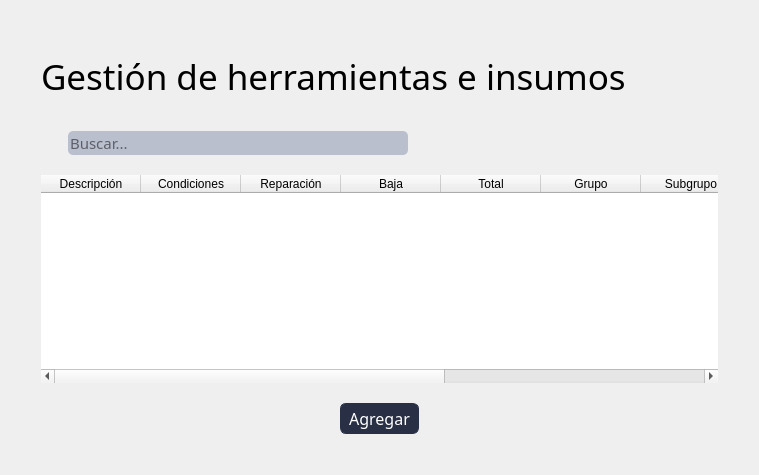
Before: the Qt Designer form blustock/ui/screens_uis/stock.ui in MaxAPBusiness/Blustock, drawn with Qt 5.
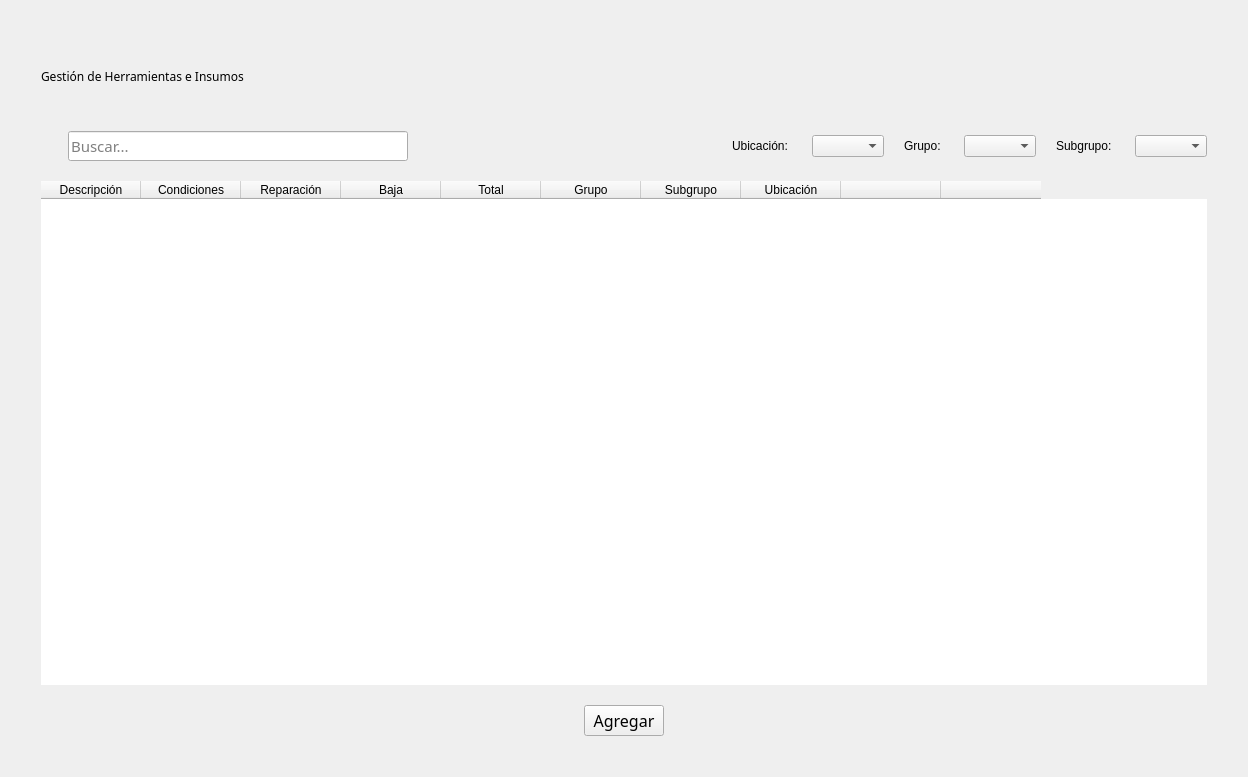
After: the same form once the commit is applied. Icons and pictures are not drawn.

Patch:
```diff
--- a/blustock/ui/screens_uis/stock.ui
+++ b/blustock/ui/screens_uis/stock.ui
@@ -6,142 +6,15 @@
    <rect>
     <x>0</x>
     <y>0</y>
-    <width>759</width>
-    <height>475</height>
+    <width>1248</width>
+    <height>777</height>
    </rect>
   </property>
   <property name="windowTitle">
    <string>Form</string>
   </property>
   <property name="styleSheet">
-   <string notr="true">*{
-    font-family: 'Oswald', sans-serif;
-    font-weight: 400;
-}
-
-QMenuBar{
-    background-color: #293045;
-    padding: 0;    
-    font-size: 14px;
-    color:white;
-}
-
-QMenuBar:item{
-    padding: 17px;
-    border-radius: 10px;
-
-}
-
-QMenuBar:item:selected{
-    background-color: #768AC5;
-    color:black;
-    border-radius: 5px;
-    margin: 10px;
-    
-    
-
-}
-
-QMenu{
-    background-color: #293045;
-
-    color: white;
-}
-
-QMenu:item{
-    padding: 5px;
-    border-radius: 5px;
-}
-
-QMenu:item:selected{
-    background-color: #768AC5;
-    color:white;
-
-}
-Qmenu#icon{
-   icon:size 40px; 
-    
-}
-
-
-QRadioButton:indicator{
-    border-style: solid;
-    border-color:  #293045;
-    border-radius: 6%;
-    border-width:  2px;
-    background-color: #BABFCE;
-}
-QRadioButton::indicator:checked{
-    background-color: #768AC5;
-}
-
-#label{
-    font-size: 35px;
-}
-
-#usuariosLabel{
-    font-size: 14px;
-}
-
-#contraseALabel{
-    font-size: 14px;
-}
-
-#usuariosLineEdit{
-    width: 170px;
-    height: 20px;
-    border-radius: 10px;
-}
-
-#passwordLineEdit{
-    width: 170px;
-    height: 20px;
-    border-radius: 10px;
-}
-
-#labelprofesores{
-    font-size: 26px;
-}
-
-QLineEdit{
-    border-radius: 5px;
-    background-color: #BABFCE;
-    
-}
-
-#title{
-    width: 100px;
-    height: 200px;
-}
-
-
-
-QPushButton{
-    border-color:#293045;
-    border-style: solid;
-    border-width: 1px;
-    border-radius: 6px;
-    background-color: #293045;
-    color:#ffffff;
-    padding: 3px 8px;
-
-}
-QPushButton:hover{
-    background-color:#768AC5;
-    color:#293045;
-}
-QPushButton:pressed {
-    background-color: #293045;
-
-}
-
-#pushButton_5{
-    padding: 10px;
-    background-color: #768AC5;
-    border-radius: 15%;
-}
-
-</string>
+   <string notr="true"/>
   </property>
   <layout class="QHBoxLayout" name="horizontalLayout_3">
    <item>
@@ -183,7 +56,7 @@
         </font>
        </property>
        <property name="text">
-        <string>Gestión de herramientas e insumos</string>
+        <string>Gestión de Herramientas e Insumos</string>
        </property>
       </widget>
      </item>
@@ -254,6 +127,36 @@
          </property>
         </spacer>
        </item>
+       <item>
+        <widget class="QLabel" name="label_3">
+         <property name="text">
+          <string>Ubicación: </string>
+         </property>
+        </widget>
+       </item>
+       <item>
+        <widget class="QComboBox" name="listaUbi"/>
+       </item>
+       <item>
+        <widget class="QLabel" name="label_4">
+         <property name="text">
+          <string>Grupo: </string>
+         </property>
+        </widget>
+       </item>
+       <item>
+        <widget class="QComboBox" name="listaGrupo"/>
+       </item>
+       <item>
+        <widget class="QLabel" name="label_5">
+         <property name="text">
+          <string>Subgrupo: </string>
+         </property>
+        </widget>
+       </item>
+       <item>
+        <widget class="QComboBox" name="listaSubgrupo"/>
+       </item>
       </layout>
      </item>
      <item>
@@ -324,12 +227,12 @@
        </column>
        <column>
         <property name="text">
-         <string>-</string>
+         <string/>
         </property>
        </column>
        <column>
         <property name="text">
-         <string>-</string>
+         <string/>
         </property>
        </column>
       </widget>
```
